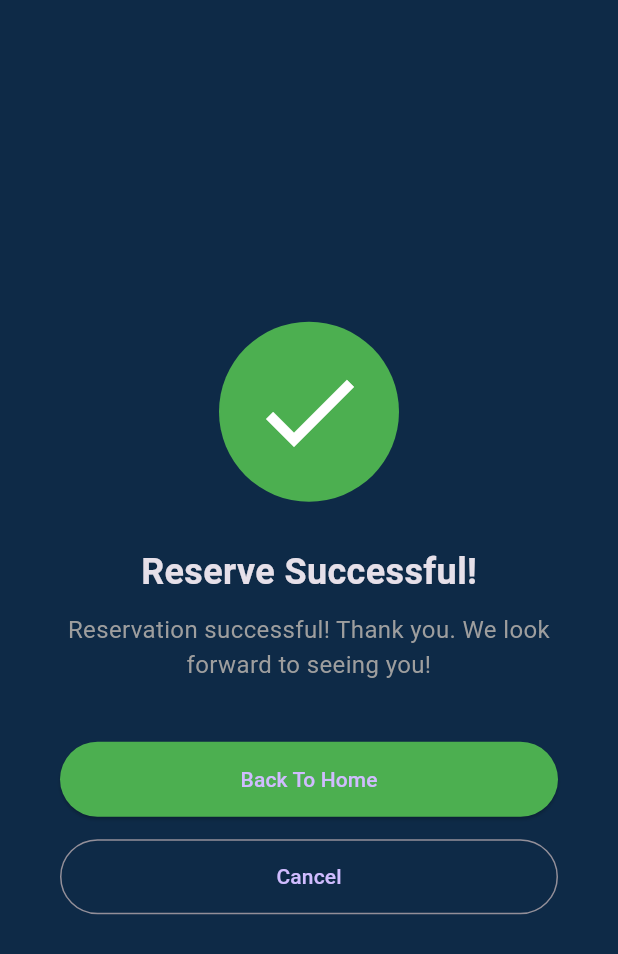
After one commit to midlajkk04-max/car-_rentel-app, a Flutter app: the BookingSuccessPage screen opened directly, on a phone screen of 412 x 824 dp. The commit adds this screen. Shown: the top 954 px of the screen. Run offline on Flutter 3.47's test engine with Material 3 defaults, Android fonts, the light colour scheme and no system bars; our stand-ins replace hive, hive_flutter, image_picker, shared_preferences; accounts and stored records are empty; network calls fail.

Commit message:
update 2

```diff
--- a/lib/booking history/booking_historypage.dart
+++ b/lib/booking history/booking_historypage.dart
@@ -29,7 +29,7 @@ class BookingHistoryPage extends StatelessWidget {
       body: ValueListenableBuilder(
         valueListenable: bookingBox.listenable(),
         builder: (context, _, __) {
-          // 🔹 USER-WISE BOOKINGS
+
           final List<BookingModel> bookings =
               BookingService.getBookings(userId);
 
--- /dev/null
+++ b/lib/booking/view/booking_succespage.dart
@@ -0,0 +1,88 @@
+import 'package:flutter/material.dart';
+import 'package:hive_project/core/constants/app_colors.dart';
+
+class BookingSuccessPage extends StatelessWidget {
+  const BookingSuccessPage({super.key});
+
+  @override
+  Widget build(BuildContext context) {
+    return Scaffold(
+      backgroundColor: AppColors.backGround1,
+      body: SafeArea(
+        child: Center(
+          child: Column(
+            mainAxisAlignment: MainAxisAlignment.center,
+            children: [
+              Container(
+                width: 120,
+                height: 120,
+                decoration: BoxDecoration(
+                  shape: BoxShape.circle,
+                  color: Colors.green,
+                ),
+                child: const Icon(
+                  Icons.check,
+                  color: Colors.white,
+                  size: 80,
+                ),
+              ),
+              const SizedBox(height: 30),
+
+
+              const Text(
+                "Reserve Successful!",
+                style: TextStyle(
+                  fontSize: 24,
+                  fontWeight: FontWeight.bold,
+                ),
+              ),
+              const SizedBox(height: 10),
+              const Padding(
+                padding: EdgeInsets.symmetric(horizontal: 40),
+                child: Text(
+                  "Reservation successful! Thank you. We look forward to seeing you!",
+                  textAlign: TextAlign.center,
+                  style: TextStyle(
+                    fontSize: 16,
+                    color: Colors.grey,
+                  ),
+                ),
+              ),
+              const SizedBox(height: 40),
+
+
+              Padding(
+                padding: const EdgeInsets.symmetric(horizontal: 40),
+                child: Column(
+                  children: [
+                    ElevatedButton(
+                      onPressed: () {
+                        Navigator.popUntil(
+                            context, (route) => route.isFirst);
+                      },
+                      style: ElevatedButton.styleFrom(
+                        backgroundColor: Colors.green,
+                        minimumSize: const Size.fromHeight(50),
+                      ),
+                      child: const Text("Back To Home"),
+                    ),
+                    const SizedBox(height: 15),
+                    OutlinedButton(
+                      onPressed: () {
+                        Navigator.pop(context);
+                      },
+                      style: OutlinedButton.styleFrom(
+                        minimumSize: const Size.fromHeight(50),
+                      ),
+                      child: const Text("Cancel"),
+                    ),
+                  ],
+                ),
+              ),
+            ],
+          ),
+        ),
+      ),
+    );
+  }
+}
--- a/lib/features/user/auth/login/view/loginPage.dart
+++ b/lib/features/user/auth/login/view/loginPage.dart
@@ -1,6 +1,7 @@
 import 'package:flutter/material.dart';
 import 'package:hive_project/bottam__navigationbar/bottom_bar.dart';
 import 'package:hive_project/common%20textfield/widget/commonfield.dart';
+import 'package:hive_project/core/constants/app_colors.dart';
 import 'package:hive_project/features/user/auth/register/view/register.dart';
 import 'package:hive_project/features/user/auth/service/user_service.dart';
 
@@ -20,7 +21,7 @@ class _LoginpageState extends State<Loginpage> {
   @override
   Widget build(BuildContext context) {
     return Scaffold(
-      backgroundColor: Colors.blueGrey,
+      backgroundColor: AppColors.backGround,
       body: Column(
         children: [
           Padding(
@@ -48,7 +49,7 @@ class _LoginpageState extends State<Loginpage> {
             child: Container(
               width: double.infinity,
               decoration: const BoxDecoration(
-                color: Color.fromARGB(255, 49, 63, 76),
+                color: Color.fromARGB(255, 35, 44, 52),
                 borderRadius: BorderRadius.only(
                   topLeft: Radius.circular(60),
                   topRight: Radius.circular(60),
--- a/lib/features/user/auth/register/view/register.dart
+++ b/lib/features/user/auth/register/view/register.dart
@@ -1,5 +1,6 @@
 import 'package:flutter/material.dart';
 import 'package:hive_project/common%20textfield/widget/commonfield.dart';
+import 'package:hive_project/core/constants/app_colors.dart';
 import 'package:hive_project/features/user/auth/login/view/loginPage.dart';
 import 'package:hive_project/features/user/auth/model/user_model.dart';
 import 'package:hive_project/features/user/auth/service/user_service.dart';
@@ -21,7 +22,7 @@ class _RegisterpageState extends State<Registerpage> {
   @override
   Widget build(BuildContext context) {
     return Scaffold(
-      backgroundColor: Colors.blueGrey,
+      backgroundColor: AppColors.backGround,
       body: Column(
         children: [
           Padding(
@@ -49,7 +50,7 @@ class _RegisterpageState extends State<Registerpage> {
             child: Container(
               width: double.infinity,
               decoration: const BoxDecoration(
-                color: Color.fromARGB(255, 49, 63, 76),
+                 color: Color.fromARGB(255, 35, 44, 52),
                 borderRadius: BorderRadius.only(
                   topLeft: Radius.circular(60),
                   topRight: Radius.circular(60),
--- a/lib/features/user/vehicle_search/widgets/car_card_widget.dart
+++ b/lib/features/user/vehicle_search/widgets/car_card_widget.dart
@@ -126,7 +126,7 @@ class _CarCardWidgetState extends State<CarCardWidget> {
                         ),
                       );
                     },
-                    child: const Text("Book Now"),
+                    child:  Text("Book Now"),
                   ),
                 ),
               ],
--- a/lib/main.dart
+++ b/lib/main.dart
@@ -11,11 +11,10 @@ void main() async {
   await Hive.initFlutter();
   Hive.registerAdapter(UserModelAdapter());
 
-  await Hive.openBox<UserModel>('userBox');
+await Hive.openBox<UserModel>('userBox');
 await Hive.openBox('appBox');
 await Hive.openBox('bookingBox');
 await Hive.openBox('favoriteBox');
-
 
 
   runApp(const MyApp());
```
Also changed, not shown: lib/booking/service/bokking_service.dart (+11 -1 lines), lib/booking/view/booking.dart (+27 -12 lines), lib/car_featurs/view/car_features.dart (+7 -7 lines), lib/features/user/vehicle_search/view/vehicle_search_page.dart (+44 -43 lines), lib/features/user/auth/model/user_model.g.dart, 1 other file.
